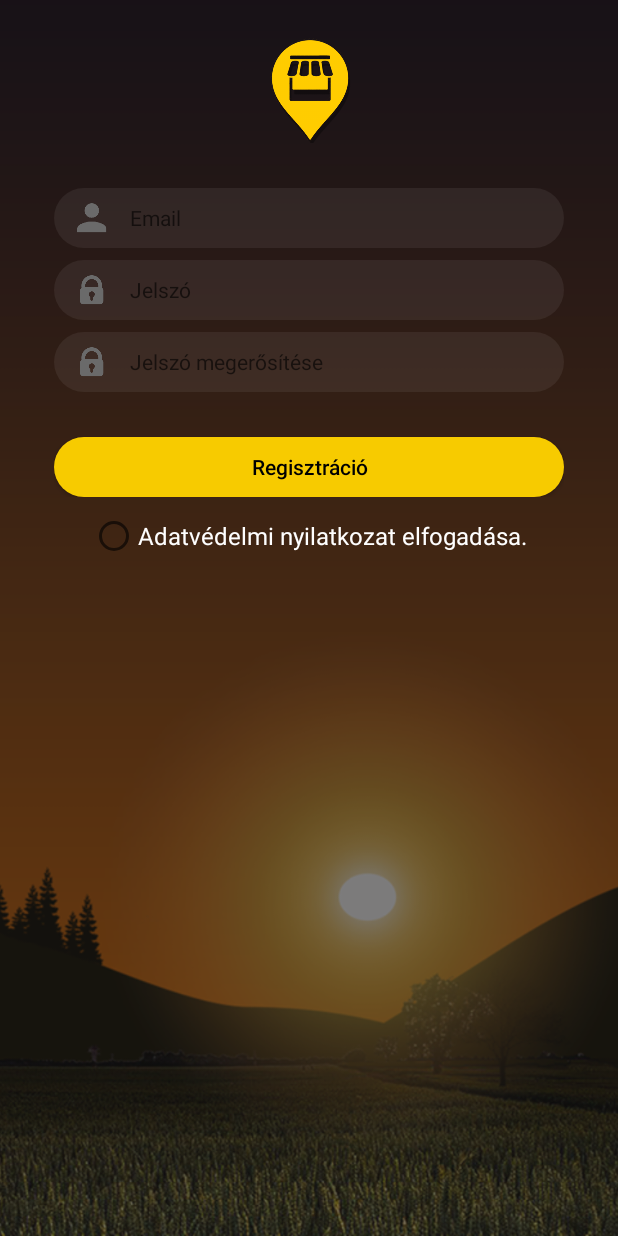
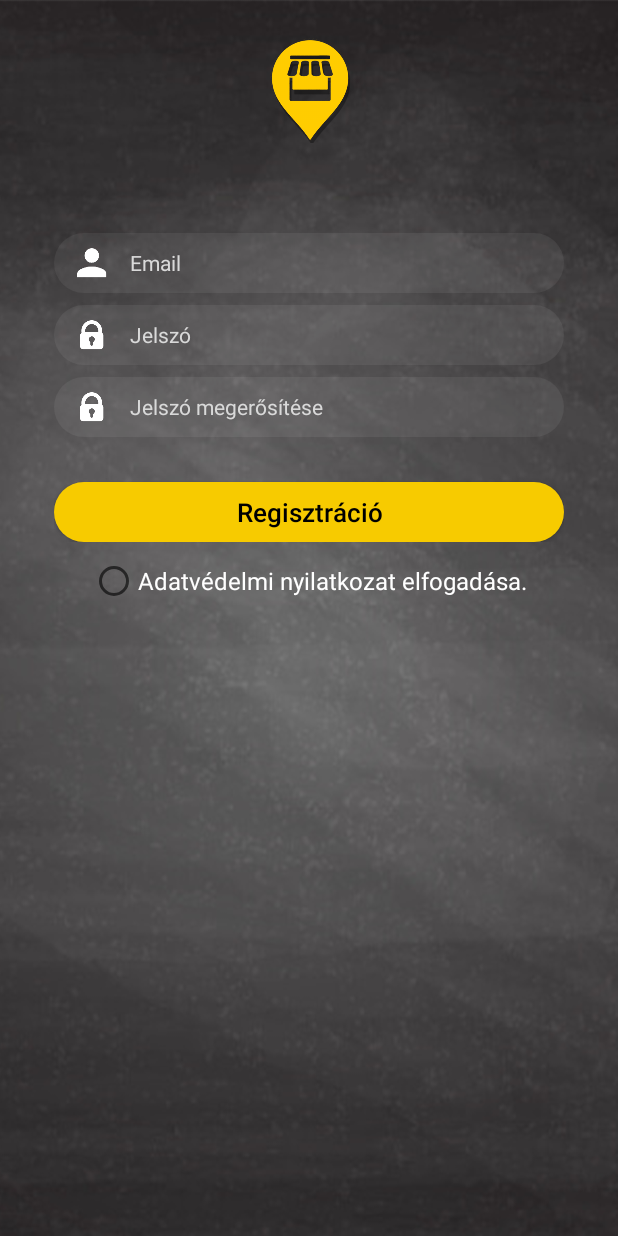
Before and after one commit to DeveloPals/ZsebPiacc, an Android app: the SharedActivity screen opened directly, with no data from a screen before it, on a phone screen of 412 x 824 dp. Run offline under Robolectric (Android 15) with nearby library versions, the light colour scheme and no system bars.

Commit message:
design changed

```diff
--- a/app/src/main/AndroidManifest.xml
+++ b/app/src/main/AndroidManifest.xml
@@ -6,9 +6,8 @@
 
     <application
         android:allowBackup="true"
-        android:icon="@mipmap/ic_launcher"
+        android:icon="@drawable/logo"
         android:label="@string/app_name"
-        android:roundIcon="@mipmap/ic_launcher_round"
         android:supportsRtl="true"
         android:theme="@style/AppTheme">
         <activity android:name=".MainActivity"></activity>
--- a/app/src/main/res/layout/activity_shared.xml
+++ b/app/src/main/res/layout/activity_shared.xml
@@ -12,8 +12,10 @@
         android:id="@+id/formBack"
         android:layout_width="match_parent"
         android:layout_height="match_parent"
+        android:layout_alignParentStart="true"
+        android:layout_alignParentTop="true"
         android:scaleType="centerCrop"
-        android:src="@drawable/sunset" />
+        android:src="@drawable/background" />
 
     <ImageView
         android:id="@+id/formLogo"
@@ -39,7 +41,7 @@
         android:layout_width="match_parent"
         android:layout_height="wrap_content"
         android:layout_below="@+id/formLogo"
-        android:layout_marginTop="30dp">
+        android:layout_marginTop="60dp">
 
         <LinearLayout
             android:layout_width="match_parent"
@@ -50,7 +52,6 @@
             android:paddingLeft="16dp"
             android:paddingRight="16dp">
 
-
             <AutoCompleteTextView
                 android:id="@+id/userEmail"
                 android:layout_width="match_parent"
@@ -59,7 +60,9 @@
                 android:background="@drawable/trans_white_rectangle"
                 android:drawableLeft="@drawable/ic_user_icon"
                 android:drawablePadding="15dp"
+                android:drawableTint="#fff"
                 android:hint="Email"
+                android:textColorHint="#d9d9d9"
                 android:paddingStart="15dp"
                 android:textSize="14sp"
                 android:transitionName="emailTransition" />
@@ -72,7 +75,9 @@
                 android:background="@drawable/trans_white_rectangle"
                 android:drawableLeft="@drawable/ic_password_icon"
                 android:drawablePadding="15dp"
+                android:drawableTint="#fff"
                 android:hint="Jelszó"
+                android:textColorHint="#d9d9d9"
                 android:inputType="textPassword"
                 android:paddingStart="15dp"
                 android:textSize="14sp"
@@ -84,8 +89,10 @@
                 android:layout_height="40dp"
                 android:background="@drawable/trans_white_rectangle"
                 android:drawableLeft="@drawable/ic_password_icon"
+                android:drawableTint="#fff"
                 android:drawablePadding="15dp"
                 android:hint="Jelszó megerősítése"
+                android:textColorHint="#d9d9d9"
                 android:inputType="textPassword"
                 android:paddingStart="15dp"
                 android:textSize="14sp" />
@@ -96,6 +103,7 @@
                 android:layout_marginTop="30dp"
                 android:background="@drawable/login_button"
                 android:text="Regisztráció"
+                android:textSize="17dp"
                 android:textAllCaps="false"
                 android:textColor="#000"
                 android:transitionName="loginTransition" />
@@ -113,4 +121,5 @@
         android:textColor="@color/white"
         android:textSize="16sp" />
 
+
 </RelativeLayout>
--- a/app/src/main/res/layout/activity_splash_screen.xml
+++ b/app/src/main/res/layout/activity_splash_screen.xml
@@ -10,9 +10,11 @@
         android:id="@+id/imageView"
         android:layout_width="wrap_content"
         android:layout_height="wrap_content"
-        android:scaleType="fitXY"
+        android:adjustViewBounds="false"
+        android:cropToPadding="false"
+        android:scaleType="centerCrop"
         app:layout_constraintEnd_toEndOf="parent"
-        app:srcCompat="@drawable/background"
+        app:srcCompat="@drawable/hatter"
         tools:ignore="MissingConstraints"
         tools:layout_editor_absoluteY="0dp" />
 
--- a/app/src/main/res/values/colors.xml
+++ b/app/src/main/res/values/colors.xml
@@ -1,7 +1,7 @@
 <?xml version="1.0" encoding="utf-8"?>
 <resources>
-    <color name="colorPrimary">#3F51B5</color>
-    <color name="colorPrimaryDark">#303F9F</color>
+    <color name="colorPrimary">#000</color>
+    <color name="colorPrimaryDark">#000</color>
     <color name="colorAccent">#FF4081</color>
     <color name="white">#fff</color>
 </resources>
```
Also changed, not shown: app/src/main/res/layout/activity_main.xml (+7 -2 lines).
